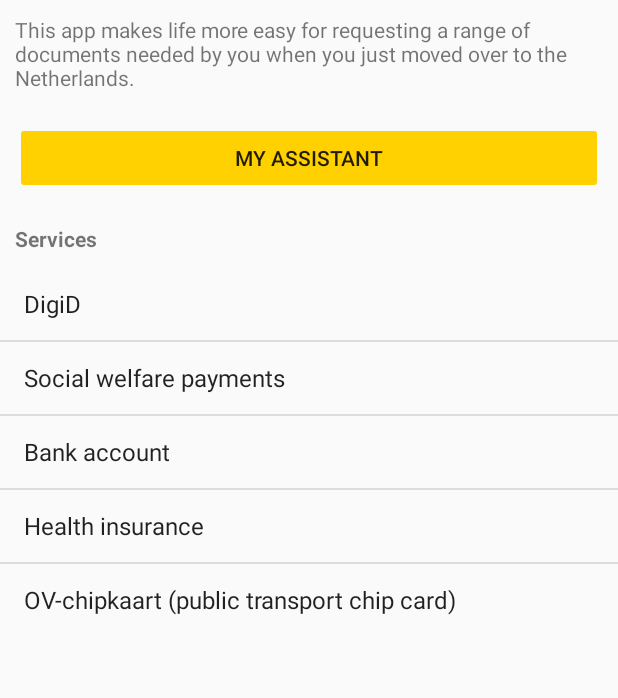
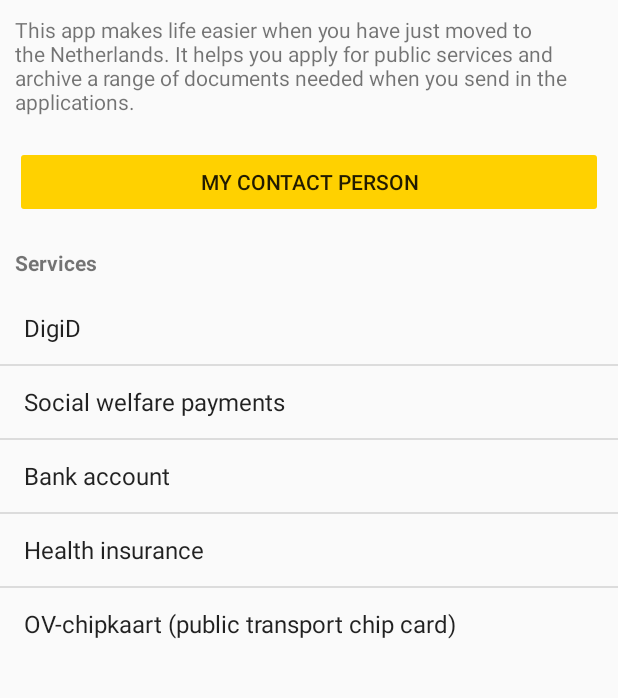
Before and after one commit to devolksbank/NL-Help-U, an Android app: the MainActivity screen opened directly, with no data from a screen before it, on a phone screen of 412 x 824 dp, the part 84-782 px from its top. Run offline under Robolectric (Android 15) with nearby library versions, the phone set to English and light mode, and no system bars.

Commit message:
Assistant > Contact person
My assistant gewijzigd in My contact person at Vluchtelingenwerk. Meestal afgekort tot My contact person, anders paste de tekst niet in de beschikbare ruimte. Ook heb ik de algemene hulptekst op de hoofdpagina in NL en EN wat prettiger leesbaar gemaakt. AR heb ik niet aangepast. Ik ben vrij zeker dat ik dan onzin ga schrijven. ;-)

```diff
--- a/app/src/main/res/values/strings.xml
+++ b/app/src/main/res/values/strings.xml
@@ -4,11 +4,11 @@
     <string name="application_name">NLHelpU</string>
     <string name="main_section_header">Services</string>
     <string name="about_header">About</string>
-    <string name="main_activity_info_section">This app makes life more easy for requesting a range of documents needed by you when you just moved over to the Netherlands. </string>
+    <string name="main_activity_info_section">This app makes life easier when you have just moved to the Netherlands. It helps you apply for public services and archive a range of documents needed when you send in the applications. </string>
     <string name="about_activity_content">You can collect necessary documents, categorize and forward them to government or companies. We will you help by identifying which documents are necessary for every category. This app has been created by employees of \'de Volksbank\' as part of an assignment in the \'KEI-program\' 2017.\n\nThis app uses UCrop (https://github.com/Yalantis/uCrop)</string>
     <string name="button_hide_splash_screen">Start the app</string>
     <string name="button_open_splash_screen">Open splashscreen</string>
-    <string name="splash_screen_info">NLHelpU is an app you can use to find your way in the Dutch society. It allows you to manage the required documents for various services and share them with your mentor.</string>
+    <string name="splash_screen_info">NLHelpU is an app you can use to find your way in the Dutch society. It allows you to manage the required documents for various services and share them with your contact person at Vluchtelingenwerk.</string>
     <!-- Documenten -->
     <string name="button_add_new_document_page">Add new page</string>
     <string name="button_mail_all_available_document_pages">Mail all available documents</string>
@@ -24,13 +24,13 @@
     <string name="camera_permissions_error">Permissions for camera required for adding a new page</string>
     <string name="mail_permissions_error">Sending mails is not possible without the external storage permission</string>
     <!-- Begeleider -->
-    <string name="support_title">Assistant</string>
+    <string name="support_title">My contact person</string>
     <string name="support_input_name">Name</string>
     <string name="support_input_email">Email</string>
     <string name="support_input_phone">Phonenumber</string>
     <string name="support_input_notes">Notes</string>
-    <string name="support_header">Use this page for keeping track of the contact details of your assistant.</string>
-    <string name="button_main_activity_assistant">My assistant</string>
+    <string name="support_header">Use this page for keeping track of the contact details of your contact person at Vluchtelingenwerk.</string>
+    <string name="button_main_activity_assistant">My contact person</string>
     <!-- sections -->
     <string name="section_1">DigiD</string>
     <string name="section_2">Social welfare payments</string>
```
Also changed, not shown: 2 other files.
